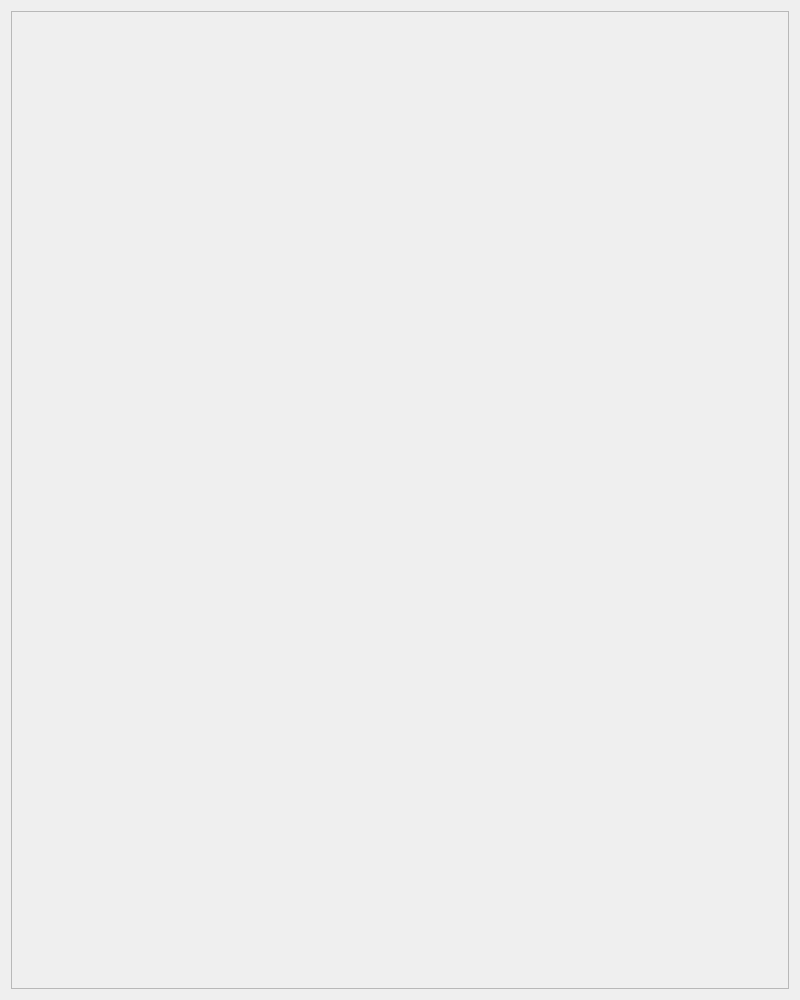
Before: the Qt Designer form DlgSelProject.ui in mr-Din/ItConnect, drawn with Qt 5.
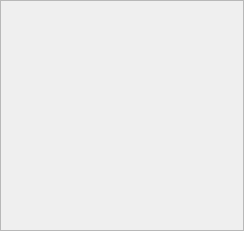
After: the same form once the commit is applied.

Diff of the .ui file:
```diff
--- a/DlgSelProject.ui
+++ b/DlgSelProject.ui
@@ -6,8 +6,8 @@
    <rect>
     <x>0</x>
     <y>0</y>
-    <width>800</width>
-    <height>1000</height>
+    <width>244</width>
+    <height>231</height>
    </rect>
   </property>
   <property name="sizePolicy">
@@ -16,16 +16,22 @@
     <verstretch>0</verstretch>
    </sizepolicy>
   </property>
-  <property name="minimumSize">
-   <size>
-    <width>800</width>
-    <height>1000</height>
-   </size>
-  </property>
   <property name="windowTitle">
    <string>Dialog</string>
   </property>
   <layout class="QGridLayout" name="gridLayout">
+   <property name="leftMargin">
+    <number>0</number>
+   </property>
+   <property name="topMargin">
+    <number>0</number>
+   </property>
+   <property name="rightMargin">
+    <number>0</number>
+   </property>
+   <property name="bottomMargin">
+    <number>0</number>
+   </property>
    <item row="0" column="0">
     <widget class="QScrollArea" name="scrollArea">
      <property name="sizePolicy">
@@ -42,8 +48,8 @@
        <rect>
         <x>0</x>
         <y>0</y>
-        <width>780</width>
-        <height>980</height>
+        <width>242</width>
+        <height>229</height>
        </rect>
       </property>
      </widget>
```
